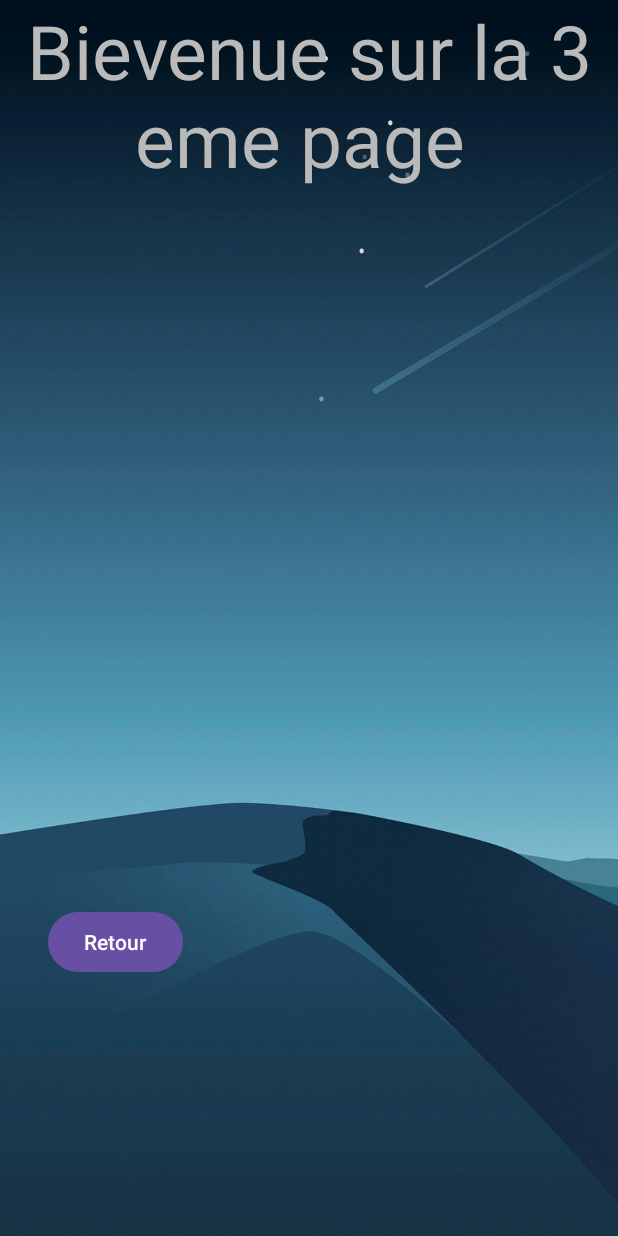
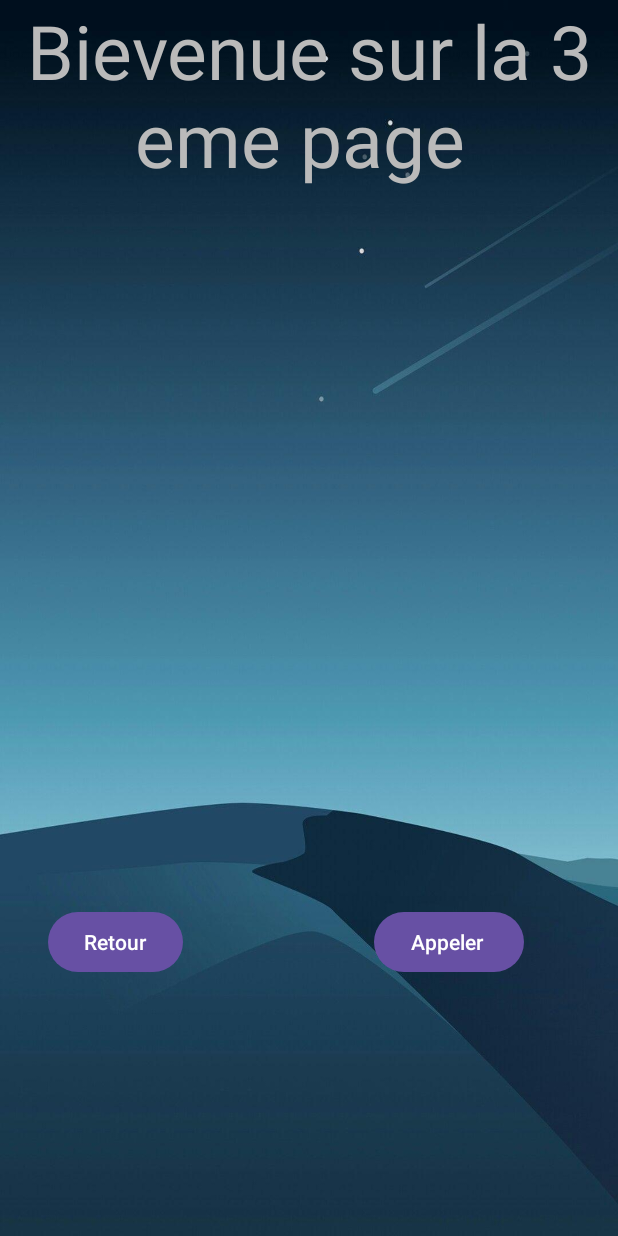
Before and after one commit to AdaamD/CallApp, an Android app: the layout activity_troisieme.xml on its own in the app's theme, with its tools: preview values and no code run, on a phone screen of 412 x 824 dp. Run offline under Robolectric (Android 15) with nearby library versions, the light colour scheme and no system bars.

Commit message:
Fonction Appel ok

```diff
--- a/TP1/app/src/main/AndroidManifest.xml
+++ b/TP1/app/src/main/AndroidManifest.xml
@@ -1,6 +1,12 @@
 <?xml version="1.0" encoding="utf-8"?>
 <manifest xmlns:android="http://schemas.android.com/apk/res/android"
     xmlns:tools="http://schemas.android.com/tools">
+
+    <uses-feature
+        android:name="android.hardware.telephony"
+        android:required="false" />
+    <uses-permission android:name="android.permission.CALL_PHONE"/>
+
 
     <application
         android:allowBackup="true"
--- a/TP1/app/src/main/res/layout/activity_second.xml
+++ b/TP1/app/src/main/res/layout/activity_second.xml
@@ -24,6 +24,7 @@
     <!-- Ok bouton-->
 
     <!--Return bouton -->
+
     <Button
         android:id="@+id/okButton"
         android:layout_width="wrap_content"
@@ -31,7 +32,7 @@
         android:layout_marginTop="576dp"
         android:text="Aller sur page 3"
         app:layout_constraintEnd_toEndOf="parent"
-        app:layout_constraintHorizontal_bias="0.862"
+        app:layout_constraintHorizontal_bias="0.8"
         app:layout_constraintStart_toStartOf="parent"
         app:layout_constraintTop_toTopOf="parent"
         tools:ignore="MissingConstraints" />
@@ -43,7 +44,7 @@
         android:layout_marginTop="568dp"
         android:text="Retour"
         app:layout_constraintEnd_toEndOf="parent"
-        app:layout_constraintHorizontal_bias="0.05"
+        app:layout_constraintHorizontal_bias="0.2"
         app:layout_constraintStart_toStartOf="parent"
         app:layout_constraintTop_toTopOf="parent"
         tools:ignore="MissingConstraints" />
--- a/TP1/app/src/main/res/layout/activity_troisieme.xml
+++ b/TP1/app/src/main/res/layout/activity_troisieme.xml
@@ -16,6 +16,20 @@
         tools:layout_editor_absoluteX="0dp"
         tools:layout_editor_absoluteY="125dp" />
 
+    <TextView
+        android:id="@+id/TextView_Telephone"
+        android:layout_width="wrap_content"
+        android:layout_height="wrap_content"
+        android:layout_marginTop="376dp"
+        android:textAlignment="center"
+        android:textColor="@color/grey"
+        android:textSize="30dp"
+        app:layout_constraintEnd_toEndOf="parent"
+        app:layout_constraintHorizontal_bias="0.498"
+        app:layout_constraintStart_toStartOf="parent"
+        app:layout_constraintTop_toTopOf="parent"
+        tools:ignore="MissingConstraints" />
+
     <Button
         android:id="@+id/retourButton"
         android:layout_width="wrap_content"
@@ -28,4 +42,16 @@
         app:layout_constraintTop_toTopOf="parent"
         tools:ignore="MissingConstraints" />
 
+    <Button
+        android:id="@+id/appelButton"
+        android:layout_width="wrap_content"
+        android:layout_height="wrap_content"
+        android:layout_marginTop="604dp"
+        android:text="Appeler "
+        app:layout_constraintEnd_toEndOf="parent"
+        app:layout_constraintHorizontal_bias="0.8"
+        app:layout_constraintStart_toStartOf="parent"
+        app:layout_constraintTop_toTopOf="parent"
+        tools:ignore="MissingConstraints" />
+
 </androidx.constraintlayout.widget.ConstraintLayout>
```
Also changed, not shown: TP1/app/src/main/java/com/example/tp1/SecondActivity.java (+7 -1 lines), TP1/app/src/main/java/com/example/tp1/TroisiemeActivity.java (+58 -1 lines).
